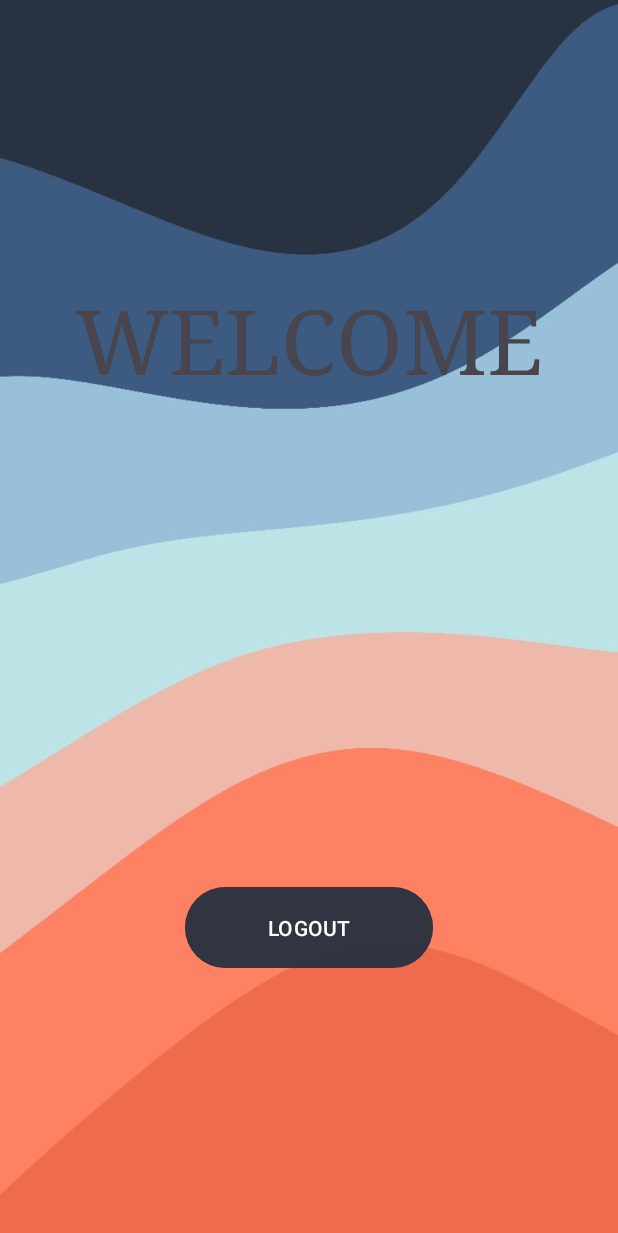
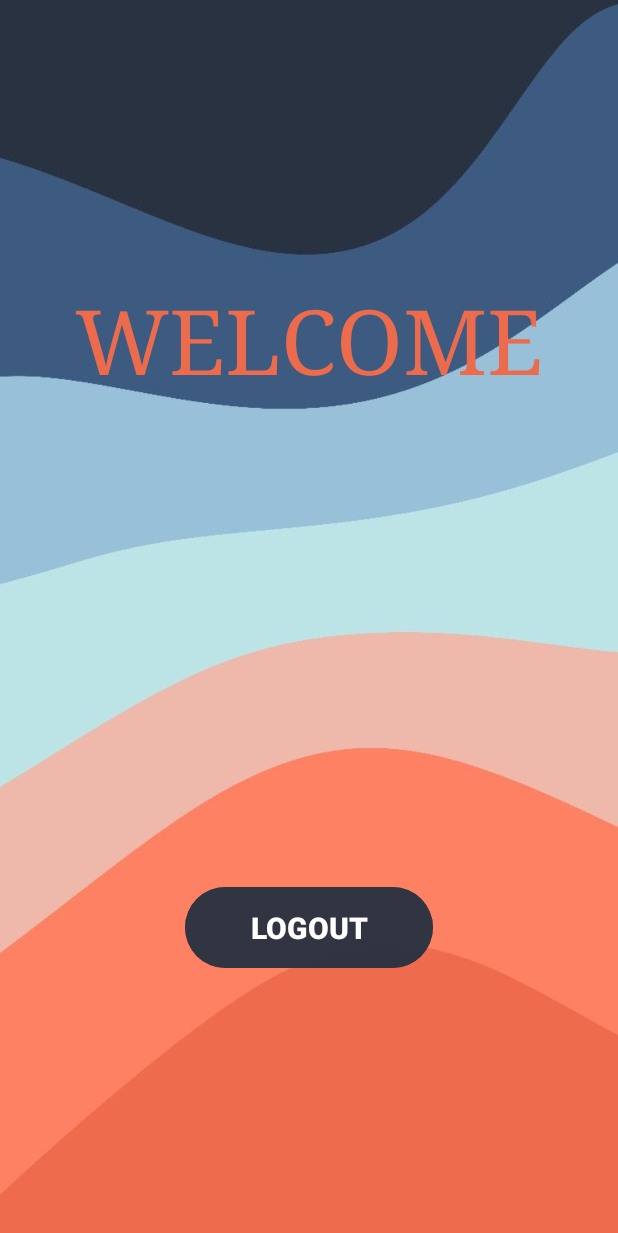
Before and after one commit to kolgry/VegaProto, an Android app: the MainActivity screen opened directly, with no data from a screen before it, on a phone screen of 412 x 824 dp. Shown: the top 1233 px of the screen. Run offline under Robolectric (Android 15) with nearby library versions, the phone set to English and light mode, and no system bars; our stand-ins replace Firebase (no records; nobody signed in at launch, a user with empty details on screens opened directly).

Commit message:
Changes in color

```diff
--- a/app/src/main/res/layout/activity_main.xml
+++ b/app/src/main/res/layout/activity_main.xml
@@ -13,8 +13,11 @@
         android:layout_width="wrap_content"
         android:layout_height="wrap_content"
         android:fontFamily="serif"
+        android:lineSpacingExtra="8sp"
         android:text="WELCOME"
-        android:textAppearance="@style/TextAppearance.AppCompat.Display4"
+        android:textAllCaps="false"
+        android:textAppearance="@style/TextAppearance.AppCompat.Display3"
+        android:textColor="#EC6B4D"
         android:textSize="60sp"
         app:layout_constraintBottom_toBottomOf="parent"
         app:layout_constraintEnd_toEndOf="parent"
@@ -43,6 +46,9 @@
         android:backgroundTint="#CB293241"
         android:onClick="logout"
         android:text="LOGOUT"
+        android:textColor="#FFFFFF"
+        android:textSize="20sp"
+        android:textStyle="bold"
         app:layout_constraintBottom_toBottomOf="parent"
         app:layout_constraintEnd_toEndOf="parent"
         app:layout_constraintStart_toStartOf="parent"
```
